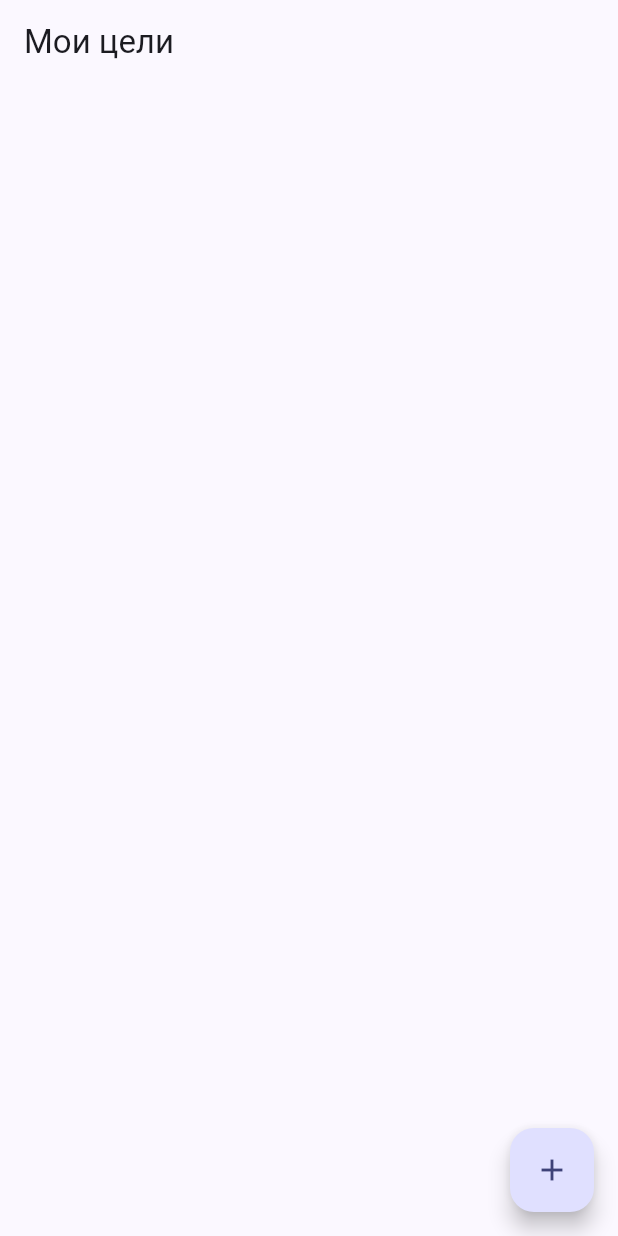
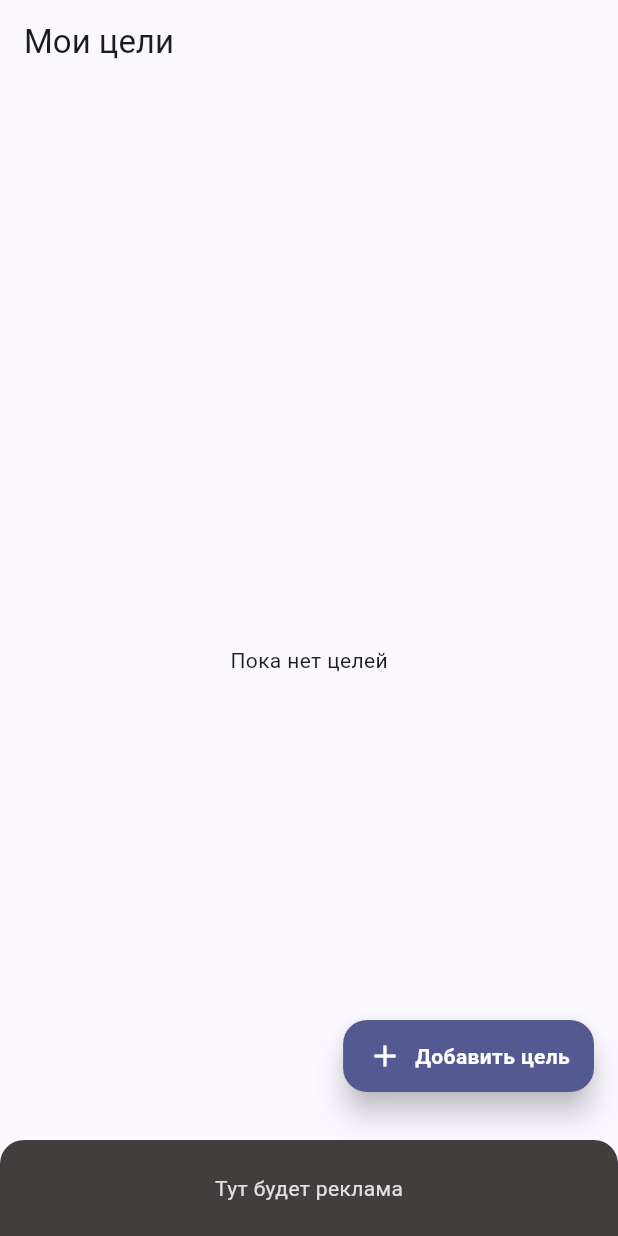
Before and after one commit to B4IILU/wish_saver, a Flutter app: the screen it shows after launch, on a phone screen of 412 x 824 dp. Run offline on Flutter 3.47's test engine with Material 3 defaults, Android fonts, the phone set to English and light mode, and no system bars; our stand-ins replace isar; accounts and stored records are empty; generated files the repository leaves out were written again.

```diff
--- a/analysis_options.yaml
+++ b/analysis_options.yaml
@@ -7,6 +7,9 @@
 
 # The following line activates a set of recommended lints for Flutter apps,
 # packages, and plugins designed to encourage good coding practices.
+analyzer:
+  errors:
+    non_constant_identifier_names: ignore
 include: package:flutter_lints/flutter.yaml
 
 linter:
--- a/lib/models/wish.dart
+++ b/lib/models/wish.dart
@@ -1,30 +1,15 @@
-import 'package:hive/hive.dart';
+import 'package:isar/isar.dart';
 
 part 'wish.g.dart';
 
-@HiveType(typeId: 0)
+@collection
 class Wish {
-  @HiveField(0)
-  final String id;
+  Id id = Isar.autoIncrement;
 
-  @HiveField(1)
-  final String title;
+  late String title;
+  late double targetAmount;
+  double currentAmount = 0;
 
-  @HiveField(2)
-  final double targetAmount;
-
-  @HiveField(3)
-  double savedAmount;
-
-  @HiveField(4)
-  String? storeUrl; //shoplink
-
-
-  Wish({
-    required this.id,
-    required this.title,
-    required this.targetAmount,
-    this.savedAmount = 0,
-    this.storeUrl,
-  });
+  String? storeUrl;
+  DateTime createdAt = DateTime.now();
 }
--- /dev/null
+++ b/lib/models/wish_transaction.dart
@@ -0,0 +1,18 @@
+import 'package:isar/isar.dart';
+
+part 'wish_transaction.g.dart';
+
+@collection
+class WishTransaction {
+  Id id = Isar.autoIncrement;
+
+  late double amount;
+  late int wishId;
+  late DateTime date;
+
+  WishTransaction({
+    required this.amount,
+    required this.wishId,
+    required this.date,
+  });
+}
--- a/lib/screens/home_screen.dart
+++ b/lib/screens/home_screen.dart
@@ -2,6 +2,10 @@ import 'package:flutter/material.dart';
 import '../services/wish_service.dart';
 import '../widgets/wish_card.dart';
 import 'add_wish_screen.dart';
+import 'wish_details_screen.dart';
+import '../widgets/fake_add_banner.dart';
+import '../models/wish.dart';
+
 
 class HomeScreen extends StatefulWidget {
   final WishService wishService;
@@ -12,58 +16,144 @@ class HomeScreen extends StatefulWidget {
   });
 
   @override
-  State<HomeScreen> createState() => _HomeScrenState();
+  State<HomeScreen> createState() => _HomeScreenState();
 }
 
-class _HomeScrenState extends State<HomeScreen> {
+class _HomeScreenState extends State<HomeScreen> {
   void _refresh() {
-    setState(() {
-    });
+    setState(() {});
   }
 
   @override
   Widget build(BuildContext context) {
-    final wishes = widget.wishService.wishes;
-
-    return Scaffold(
+      return Scaffold(
       appBar: AppBar(
         title: const Text('Мои цели'),
       ),
-      body: ListView.builder(
+
+      body: Stack(
+  children: [
+    Column(
+      children: [
+       Expanded(
+  child: FutureBuilder<List<Wish>>(
+    future: widget.wishService.getWishes(),
+    builder: (context, snapshot) {
+      if (snapshot.connectionState == ConnectionState.waiting) {
+        return const Center(child: CircularProgressIndicator());
+      }
+
+      if (snapshot.hasError) {
+        return Center(child: Text('Ошибка: ${snapshot.error}'));
+      }
+
+      final wishes = snapshot.data ?? [];
+
+      if (wishes.isEmpty) {
+        return const Center(child: Text('Пока нет целей'));
+      }
+
+      return ListView.builder(
+        padding: const EdgeInsets.only(bottom: 140),
         itemCount: wishes.length,
         itemBuilder: (context, index) {
           final wish = wishes[index];
+
           return WishCard(
             wish: wish,
-            onAddPressed: () {
-              setState(() {
-                // В будущем тут будет логика +10 zł к цели
-                widget.wishService.addMoneyToWish(wish.id, 10);
-              });
+            onTap: () async {
+              await Navigator.push(
+                context,
+                MaterialPageRoute(
+                  builder: (_) => WishDetalsScreen(
+                    wish: wish,
+                    wishService: widget.wishService,
+                  ),
+                ),
+              );
+              _refresh();
             },
-            onDeletePressed: () {
-              setState(() {
-                widget.wishService.removeWish(wish.id);
-              });
+            onAddPressed: (amount) async {
+              await widget.wishService.addMoneyToWish(wish.id, amount);
+              _refresh();
+            },
+            onDeletePressed: () async {
+              await widget.wishService.removeWish(wish.id);
+              _refresh();
             },
           );
         },
-      ),
-      floatingActionButton: FloatingActionButton(
-        onPressed:() async {
-          // Переходим на экран добавления цели.
+      );
+    },
+  ),
+),
+
+      ],
+    ),
+
+    // 🔥 КНОПКА — ВНЕ Column
+    Positioned(
+      right: 16,
+      bottom: 96,
+      child: _AddWishButton(
+        onPressed: () async {
           await Navigator.push(
             context,
             MaterialPageRoute(
-              builder: (_) => AddWishScreen(
-                wishService: widget.wishService,
-              ),
+            builder: (_) => AddWishScreen(
+              wishService: widget.wishService,
             ),
-          );
+      ) ,
+      );
+        _refresh();
+              }
+      ),
+    ),
 
-           _refresh();
-        },
-        child: const Icon(Icons.add),
+    // 🔥 БАННЕР — ТОЖЕ ВНЕ Column
+    const Positioned(
+      left: 0,
+      right: 0,
+      bottom: 0,
+      child: FakeAddBanner(),
+    ),
+  ],
+),
+    );
+  }
+}
+
+class _AddWishButton extends StatelessWidget {
+  final VoidCallback onPressed;
+
+  const _AddWishButton({required this.onPressed});
+
+  @override
+  Widget build(BuildContext context) {
+    return Material(
+      elevation: 8,
+      borderRadius: BorderRadius.circular(16),
+      color: Theme.of(context).colorScheme.primary,
+      child: InkWell(
+        borderRadius: BorderRadius.circular(16),
+        onTap: onPressed,
+        child: Padding(
+          padding: const EdgeInsets.symmetric(horizontal: 16, vertical:12),
+          child: Row(
+            mainAxisSize: MainAxisSize.min,
+            children: const [
+              Icon(Icons.add, color: Colors.white),
+              SizedBox(width: 8),
+              Text(
+                'Добавить цель',
+                style: TextStyle(
+                  color: Colors.white,
+                  fontWeight: FontWeight.w600,
+                ),
+              )
+            ],
+          ),
+        ),
       ),
     );
   }
--- /dev/null
+++ b/lib/services/free_money.dart
@@ -0,0 +1,5 @@
+import '../models/free_money.dart';
+
+class FreeMoneyService {
+  FreeMoney freeMoney = FreeMoney();
+}
--- /dev/null
+++ b/lib/services/isar_service.dart
@@ -0,0 +1,32 @@
+import 'package:isar/isar.dart';
+import 'package:path_provider/path_provider.dart';
+import 'dart:io';
+
+import '../models/wish.dart';
+import '../models/wish_transaction.dart';
+import '../models/free_money.dart';
+
+class IsarService {
+  static Isar? _isar;
+
+  static Future<Isar> get instance async {
+    if (_isar != null) return _isar!;
+
+    final dir = await getApplicationDocumentsDirectory();
+
+    // path_provider may return Directory but on some platforms it returns other types,
+    // ensure it's a Directory path string:
+    final dirPath = dir.path;
+
+    _isar = await Isar.open(
+      [
+        WishSchema,
+        WishTransactionSchema,
+        FreeMoneySchema,
+      ],
+      directory: dirPath,
+    );
+
+    return _isar!;
+  }
+}
--- /dev/null
+++ b/lib/widgets/fake_add_banner.dart
@@ -0,0 +1,21 @@
+import 'package:flutter/material.dart';
+
+class FakeAddBanner extends StatelessWidget {
+  const FakeAddBanner({super.key});
+
+  @override
+  Widget build(BuildContext context) {
+      return Container(
+        width: double.infinity,
+        height: 64,
+        alignment: Alignment.center,
+        decoration: BoxDecoration(
+          color: Color.fromARGB(255, 66, 62, 62),
+          borderRadius: const BorderRadius.vertical(top: Radius.circular(16)),
+        ),
+        child: const Text(
+          'Тут будет реклама',
+          style: TextStyle(color: Color.fromARGB(216, 255, 255, 255), fontSize: 14),)
+      );
+    }
+  }
```
Also changed, not shown: lib/main.dart (+4 -8 lines), lib/models/free_money.dart (added, +10 -0 lines), lib/screens/add_wish_screen.dart (+13 -6 lines), lib/screens/wish_details_screen.dart (added, +85 -0 lines), lib/services/wish_service.dart (+46 -28 lines), lib/widgets/free_money_card.dart (added, +44 -0 lines), lib/widgets/gradient_progress_bar.dart (added, +60 -0 lines), lib/widgets/wish_card.dart (+60 -12 lines), pubspec.yaml (+5 -3 lines), lib/models/free_money.g.dart (added), lib/models/wish.g.dart, lib/models/wish_transaction.g.dart (added), pubspec.lock, 8 other files.
